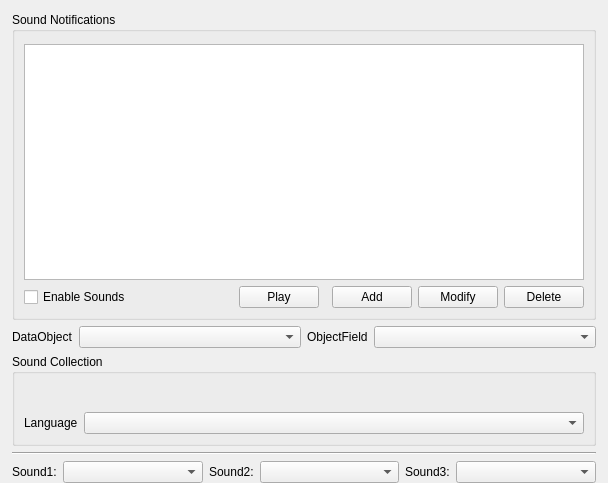
Qt form ground/openpilotgcs/src/plugins/notify/notifypluginoptionspage.ui (FlyTheThings/raspberrypilot) before a commit.
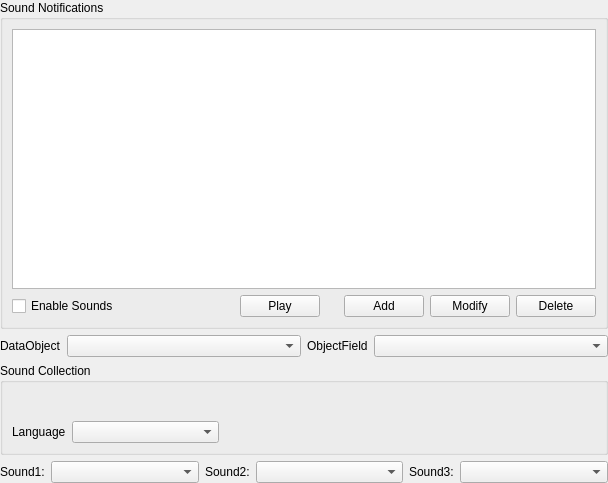
The same form after that commit. Icons and pictures are not drawn. Custom widgets are drawn as their Qt base class.

Diff of the .ui file:
```diff
--- a/ground/openpilotgcs/src/plugins/notify/notifypluginoptionspage.ui
+++ b/ground/openpilotgcs/src/plugins/notify/notifypluginoptionspage.ui
@@ -20,16 +20,7 @@
    <string>Form</string>
   </property>
   <layout class="QVBoxLayout" name="verticalLayout_5">
-   <property name="leftMargin">
-    <number>12</number>
-   </property>
-   <property name="topMargin">
-    <number>0</number>
-   </property>
-   <property name="rightMargin">
-    <number>12</number>
-   </property>
-   <property name="bottomMargin">
+   <property name="margin">
     <number>0</number>
    </property>
    <item>
@@ -48,26 +39,14 @@
        <rect>
         <x>0</x>
         <y>0</y>
-        <width>584</width>
+        <width>608</width>
         <height>483</height>
        </rect>
       </property>
       <layout class="QVBoxLayout" name="verticalLayout">
-       <property name="leftMargin">
+       <property name="margin">
         <number>0</number>
        </property>
-       <property name="topMargin">
-        <number>12</number>
-       </property>
-       <property name="rightMargin">
-        <number>0</number>
-       </property>
-       <property name="bottomMargin">
-        <number>0</number>
-       </property>
-       <item>
-        <layout class="QVBoxLayout" name="verticalLayout_3"/>
-       </item>
        <item>
         <widget class="QGroupBox" name="groupBox">
          <property name="title">
@@ -75,7 +54,7 @@
          </property>
          <layout class="QVBoxLayout" name="verticalLayout_4">
           <property name="topMargin">
-           <number>12</number>
+           <number>9</number>
           </property>
           <item>
            <widget class="QTableView" name="notifyRulesView">
@@ -129,19 +108,6 @@
               </property>
              </widget>
             </item>
-            <item>
-             <spacer name="horizontalSpacer_4">
-              <property name="orientation">
-               <enum>Qt::Horizontal</enum>
-              </property>
-              <property name="sizeHint" stdset="0">
-               <size>
-                <width>40</width>
-                <height>20</height>
-               </size>
-              </property>
-             </spacer>
-            </item>
             <item>
              <spacer name="horizontalSpacer_3">
               <property name="orientation">
@@ -193,9 +159,6 @@
          </layout>
         </widget>
        </item>
-       <item>
-        <layout class="QHBoxLayout" name="horizontalLayout_2"/>
-       </item>
        <item>
         <layout class="QHBoxLayout" name="uavObjectLayout">
          <item>
@@ -250,8 +213,8 @@
            <property name="title">
             <string>Sound Collection</string>
            </property>
-           <layout class="QGridLayout" name="gridLayout">
-            <item row="0" column="0" colspan="2">
+           <layout class="QVBoxLayout" name="verticalLayout_3">
+            <item>
              <widget class="Utils::PathChooser" name="SoundDirectoryPathChooser" native="true">
               <property name="enabled">
                <bool>true</bool>
@@ -270,7 +233,12 @@
               </property>
              </widget>
             </item>
-            <item row="1" column="0">
+            <item>
+             <layout class="QHBoxLayout" name="horizontalLayout_2">
+              <property name="bottomMargin">
+               <number>0</number>
+              </property>
+              <item>
              <widget class="QLabel" name="labelLanguage">
               <property name="sizePolicy">
                <sizepolicy hsizetype="Fixed" vsizetype="Preferred">
@@ -283,7 +251,7 @@
               </property>
              </widget>
             </item>
-            <item row="1" column="1">
+              <item>
              <widget class="QComboBox" name="SoundCollectionList">
               <property name="minimumSize">
                <size>
@@ -300,17 +268,25 @@
               </property>
              </widget>
             </item>
-           </layout>
-          </widget>
-         </item>
-        </layout>
-       </item>
        <item>
-        <widget class="Line" name="line">
+               <spacer name="horizontalSpacer">
          <property name="orientation">
           <enum>Qt::Horizontal</enum>
          </property>
-        </widget>
+                <property name="sizeHint" stdset="0">
+                 <size>
+                  <width>40</width>
+                  <height>20</height>
+                 </size>
+                </property>
+               </spacer>
+              </item>
+             </layout>
+            </item>
+           </layout>
+          </widget>
+         </item>
+        </layout>
        </item>
        <item>
         <layout class="QHBoxLayout" name="dynamicValueLayout"/>
```
Lines whose indentation alone changed are shown as unchanged.
